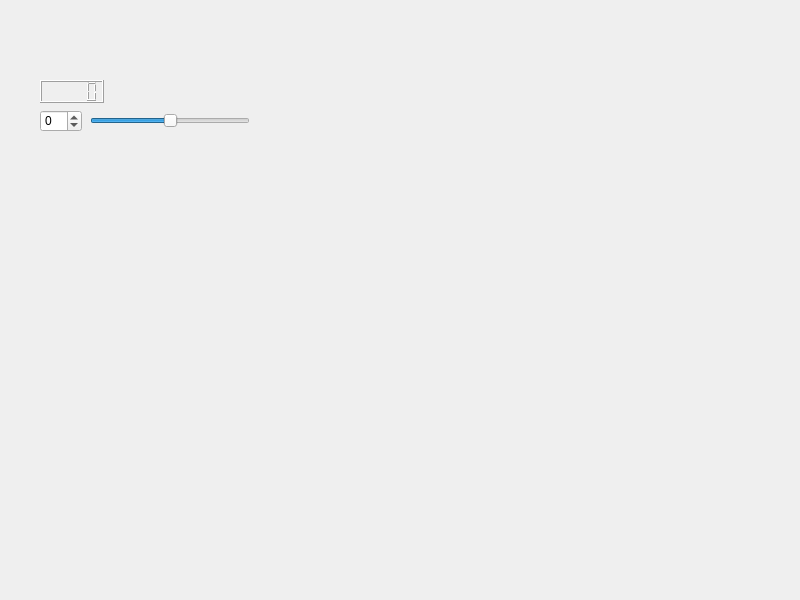
Above: widget.ui from 41343247/Spinbox before the change. Below: the same form after it.
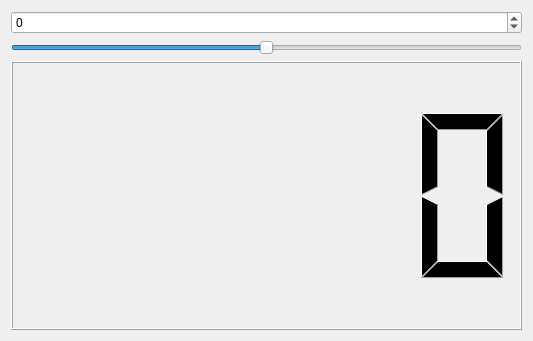
That is the form after the change.

What changed in the file:
```diff
--- a/widget.ui
+++ b/widget.ui
@@ -6,22 +6,18 @@
    <rect>
     <x>0</x>
     <y>0</y>
-    <width>800</width>
-    <height>600</height>
+    <width>533</width>
+    <height>341</height>
    </rect>
   </property>
   <property name="windowTitle">
    <string>Widget</string>
   </property>
+  <layout class="QHBoxLayout" name="horizontalLayout">
+   <item>
+    <layout class="QVBoxLayout" name="verticalLayout">
+     <item>
   <widget class="QSpinBox" name="spinBox">
-   <property name="geometry">
-    <rect>
-     <x>40</x>
-     <y>110</y>
-     <width>42</width>
-     <height>22</height>
-    </rect>
-   </property>
    <property name="minimum">
     <number>-100</number>
    </property>
@@ -29,15 +25,9 @@
     <number>100</number>
    </property>
   </widget>
+     </item>
+     <item>
   <widget class="QSlider" name="horizontalSlider">
-   <property name="geometry">
-    <rect>
-     <x>90</x>
-     <y>110</y>
-     <width>160</width>
-     <height>22</height>
-    </rect>
-   </property>
    <property name="minimum">
     <number>-100</number>
    </property>
@@ -48,16 +38,13 @@
     <enum>Qt::Orientation::Horizontal</enum>
    </property>
   </widget>
-  <widget class="QLCDNumber" name="lcdNumber">
-   <property name="geometry">
-    <rect>
-     <x>40</x>
-     <y>80</y>
-     <width>64</width>
-     <height>23</height>
-    </rect>
-   </property>
-  </widget>
+     </item>
+     <item>
+      <widget class="QLCDNumber" name="lcdNumber"/>
+     </item>
+    </layout>
+   </item>
+  </layout>
  </widget>
  <resources/>
  <connections>
```
Lines whose indentation alone changed are shown as unchanged.
